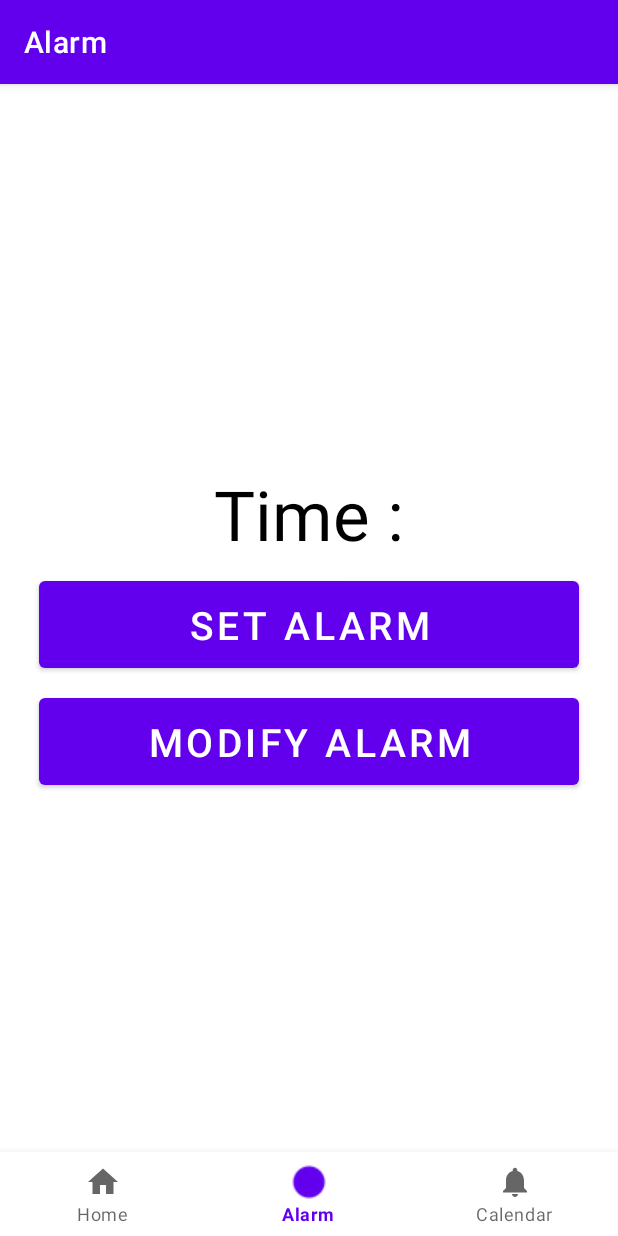
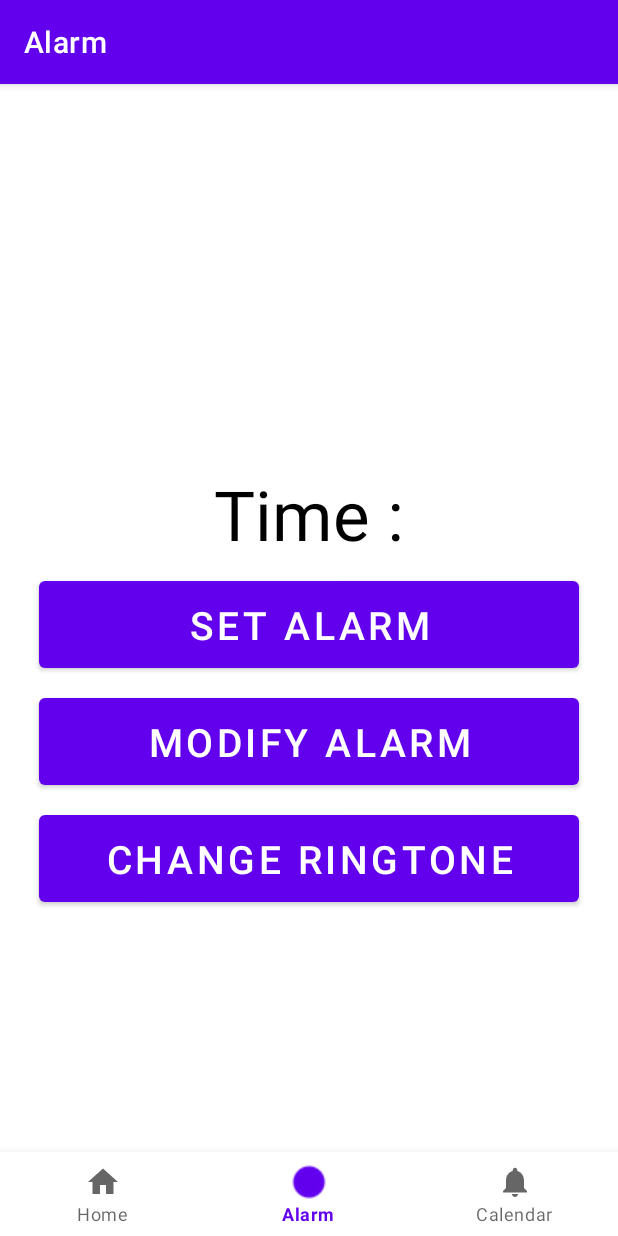
Before and after one commit to OOAD-APEX/CAP, an Android app: the AlarmFragment screen opened through its navigation route, on a phone screen of 412 x 824 dp. Run offline under Robolectric (Android 15) with nearby library versions, the phone set to English and light mode, and no system bars; our stand-ins replace navigation-ui.

Commit message:
feat(alarm): add change change ringtone

```diff
--- a/app/src/main/java/com/example/cap/ui/alarm/BroadcastReceiver.kt
+++ b/app/src/main/java/com/example/cap/ui/alarm/BroadcastReceiver.kt
@@ -23,6 +23,8 @@ class AlarmReceiver : BroadcastReceiver() {
 
     }
 
+
+
     private val alarm = Alarm()
 
     override fun onReceive(context: Context, intent: Intent) {
--- a/app/src/main/res/layout/fragment_dashboard.xml
+++ b/app/src/main/res/layout/fragment_dashboard.xml
@@ -35,7 +35,14 @@
             android:layout_marginHorizontal="26dp"
             android:text="Modify Alarm"
             android:textSize="26dp"/>
-
+    <Button
+            android:id="@+id/selectRingtoneButton"
+            android:layout_width="match_parent"
+            android:layout_height="70dp"
+            android:layout_marginTop="8dp"
+            android:layout_marginHorizontal="26dp"
+            android:text="Change Ringtone"
+            android:textSize="26dp"/>
 
 
 </LinearLayout>
```
Also changed, not shown: app/src/main/java/com/example/cap/domain/Alarm.kt (+10 -2 lines), app/src/main/java/com/example/cap/ui/alarm/AlarmFragment.kt (+27 -0 lines).
